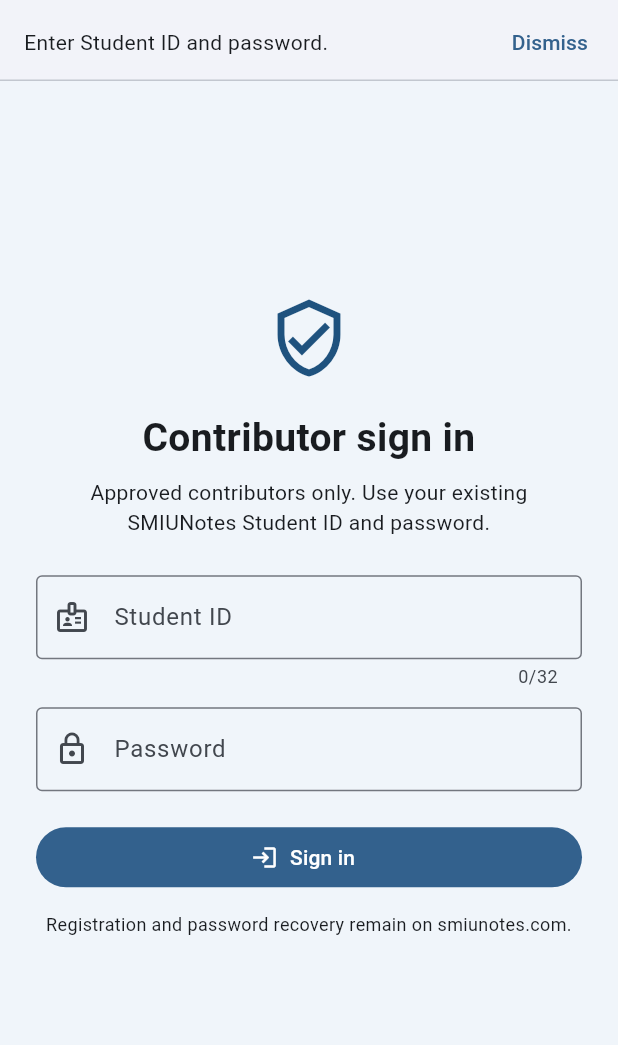
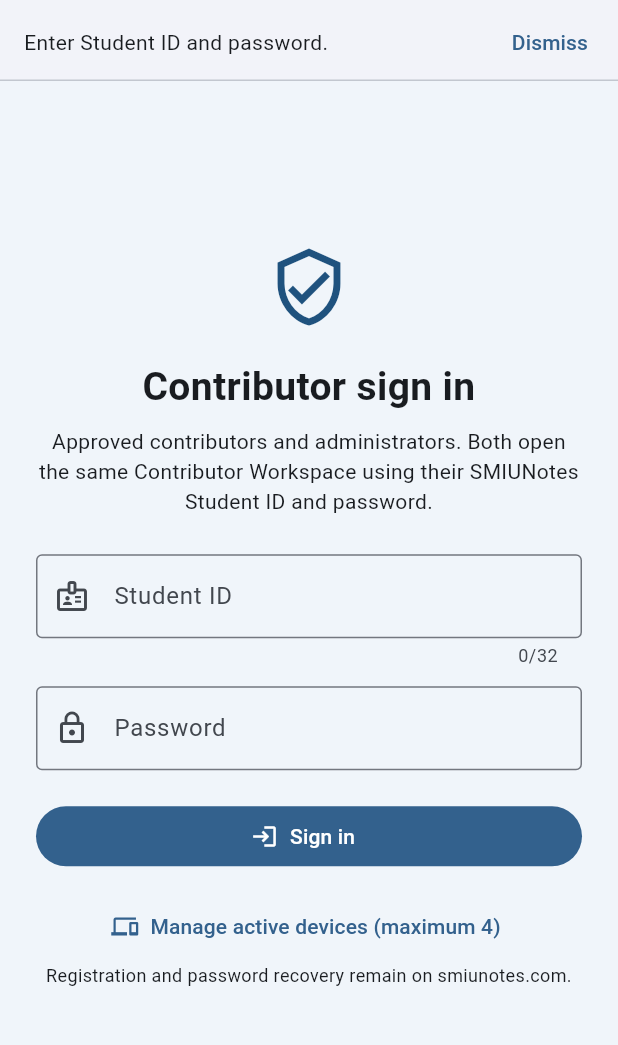
Before and after one commit to Basheer-1/smiunotes-contributers-app, a Flutter app: the screen it shows after launch, after a tap on "Sign in", on a phone screen of 412 x 824 dp, the part 84-1129 px from its top. Run offline on Flutter 3.47's test engine with Material 3 defaults, Android fonts, the phone set to English and light mode, and no system bars; our stand-ins replace file_picker, flutter_secure_storage, material_ui, webview_flutter.

Commit message:
fix(login): show device-limit recovery and retain accepted login if workspace is temporarily offline

```diff
--- a/lib/main.dart
+++ b/lib/main.dart
@@ -1,5 +1,6 @@
 import 'dart:typed_data';
 import 'package:material_ui/material_ui.dart';
+import 'package:url_launcher/url_launcher.dart';
 import 'contributor_avatar.dart';
 import 'contributor_api.dart';
 import 'contributor_challenge.dart';
@@ -89,10 +90,6 @@ class _ContributorHomeState extends State<ContributorHome> {
     }
     setState(() { busy = true; error = null; });
     try {
-      if (!await api.isLoginEnabled()) {
-        throw StateError('Mobile login is currently disabled on the website.');
-      }
-      if (!mounted) return;
       final proof = await requestContributorChallenge(context);
       if (proof == null || proof.isEmpty) return;
       await api.signIn(id.text, password.text, proof);
@@ -101,29 +98,30 @@ class _ContributorHomeState extends State<ContributorHome> {
       password.clear();
       setState(() { authenticated = true; workspace = result; selected = 0; });
     } catch (e) {
-      if (mounted) { setState(() => error = _safeError(e)); }
+      if (mounted) {
+        setState(() {
+          error = _safeError(e);
+          if (api.session != null) {
+            // Authentication succeeded. A temporary workspace outage must
+            // not force another password login or consume a new device slot.
+            authenticated = true;
+            workspace = null;
+          }
+        });
+      }
     } finally {
       if (mounted) setState(() => busy = false);
     }
   }
 
-  String _safeError(Object error) {
-    final message = error.toString().replaceFirst(RegExp(r'^(HttpException|Bad state): ?'), '');
-    if (message.contains('Contributor API is not deployed')) {
-      return 'This feature is awaiting a Contributors backend deployment. Your saved login is unaffected.';
+  String _safeError(Object error) => contributorAuthError(error);
+
+  Future<void> _openProfileDevices() async {
+    final uri = Uri.parse('https://smiunotes.com/profile');
+    if (!await launchUrl(uri, mode: LaunchMode.externalApplication)) {
+      if (mounted) setState(() => error =
+          'Open smiunotes.com/profile in your browser to manage devices.');
     }
-    if (message.contains('Approved contributor access required') ||
-        message.contains('Contributor access required')) {
-      return 'Contributor workspace access requires an approved contributor or site administrator account.';
-    }
-    if (message.contains('Mobile login is currently disabled')) {
-      return 'Mobile sign-in is not enabled on the server.';
-    }
-    if (message.contains('Invalid credentials') ||
-        message.contains('Security verification required')) {
-      return 'Sign-in failed. Check your credentials or security challenge.';
-    }
-    return 'Unable to connect to the Contributors service. Please retry or check availability.';
   }
 
   Future<void> _refresh() async {
@@ -232,7 +230,7 @@ class _ContributorHomeState extends State<ContributorHome> {
           const Text('Contributor sign in', textAlign: TextAlign.center,
             style: TextStyle(fontSize: 26, fontWeight: FontWeight.bold)),
           const SizedBox(height: 8),
-          const Text('Approved contributors only. Use your existing SMIUNotes Student ID and password.',
+          const Text('Approved contributors and administrators. Both open the same Contributor Workspace using their SMIUNotes Student ID and password.',
             textAlign: TextAlign.center),
           const SizedBox(height: 25),
           TextField(controller: id, textCapitalization: TextCapitalization.characters,
@@ -247,6 +245,10 @@ class _ContributorHomeState extends State<ContributorHome> {
           FilledButton.icon(onPressed: busy ? null : _signIn,
             icon: const Icon(Icons.login), label: const Text('Sign in')),
           const SizedBox(height: 12),
+          TextButton.icon(
+            onPressed: _openProfileDevices,
+            icon: const Icon(Icons.devices_outlined),
+            label: const Text('Manage active devices (maximum 4)')),
           const Text('Registration and password recovery remain on smiunotes.com.',
             textAlign: TextAlign.center, style: TextStyle(fontSize: 12)),
         ],
```
